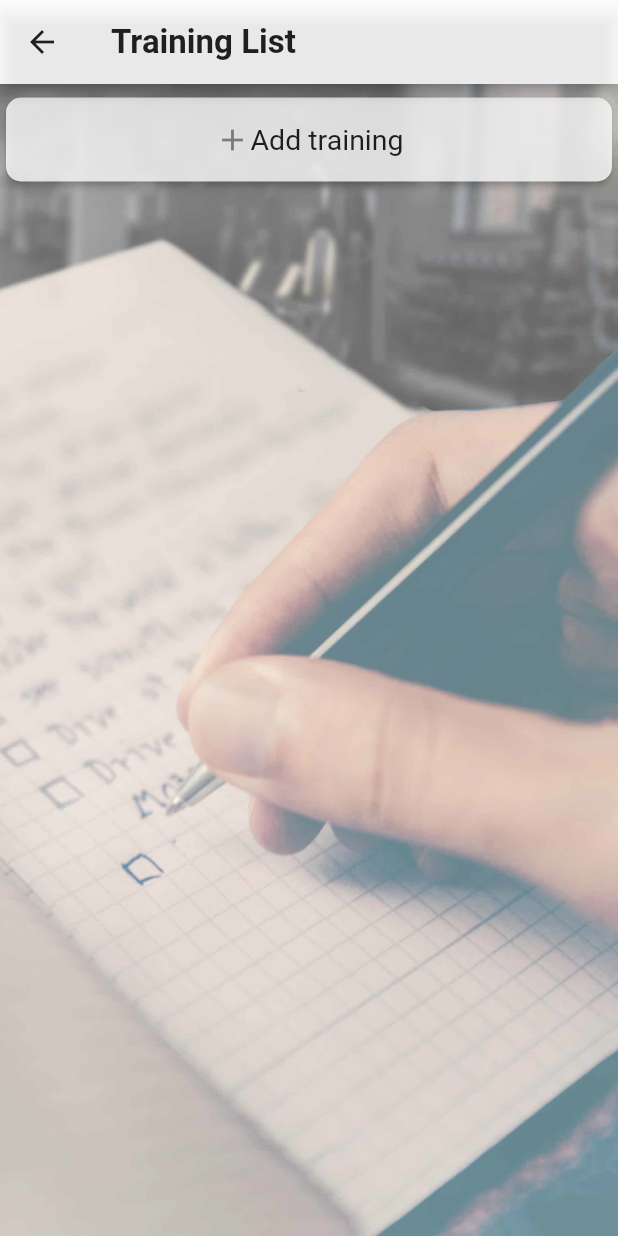
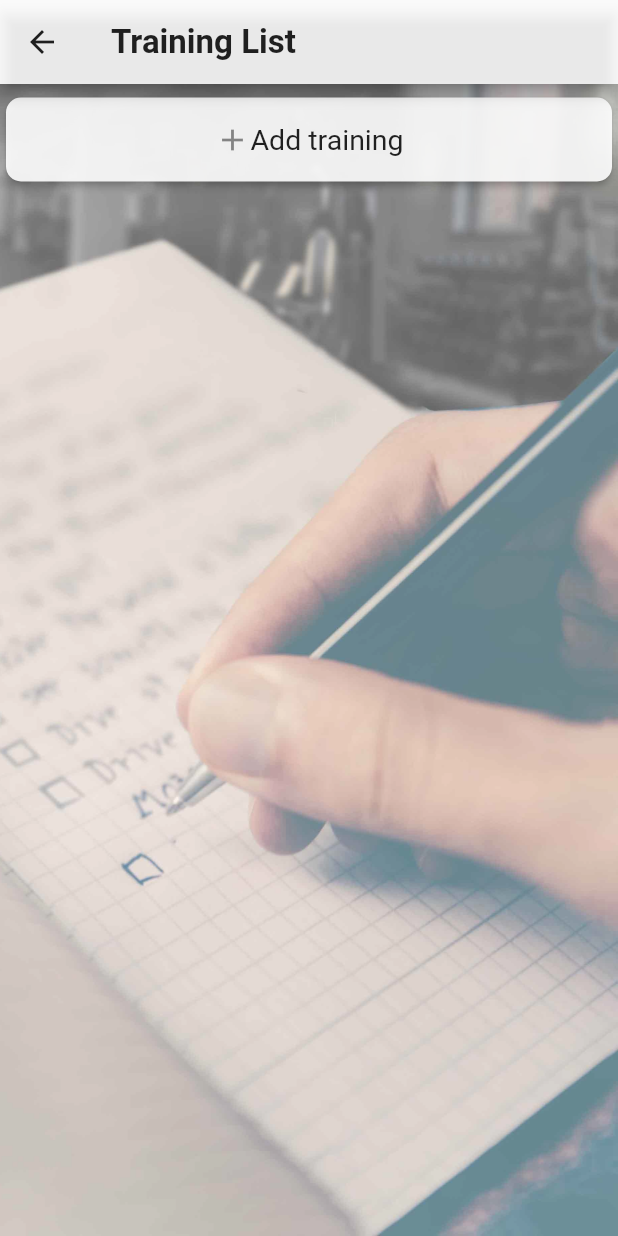
Before and after one commit to vivatNikolay/gym, a Flutter app: the TrainingList screen opened directly, on a phone screen of 412 x 824 dp. Run offline on Flutter 3.47's test engine with Material 2 defaults, Android fonts, the phone set to English and light mode, and no system bars; our stand-ins replace hive, hive_flutter, qr_flutter, syncfusion_flutter_sliders; missing offline and left inert: screen_brightness; accounts and stored records are empty; generated files the repository leaves out were written again; Roboto replaces fonts that are missing (Raleway).

Commit message:
change opacity

```diff
--- a/lib/pages/training_list/training_edit.dart
+++ b/lib/pages/training_list/training_edit.dart
@@ -96,7 +96,7 @@ class _TrainingEditState extends State<TrainingEdit> {
         itemCount: _exercises.length,
         itemBuilder: (_, index) {
           return Card(
-            color: Theme.of(context).primaryColor.withOpacity(0.8),
+            color: Theme.of(context).primaryColor.withOpacity(0.9),
             elevation: 4.0,
             child: ListTile(
               title: Text(_exercises[index].name,
--- a/lib/pages/training_list/training_list.dart
+++ b/lib/pages/training_list/training_list.dart
@@ -81,7 +81,7 @@ class _TrainingListState extends State<TrainingList> {
         itemCount: _trainings.length,
         itemBuilder: (_, index) {
           return Card(
-            color: Theme.of(context).primaryColor.withOpacity(0.8),
+            color: Theme.of(context).primaryColor.withOpacity(0.9),
             elevation: 2.0,
             child: ListTile(
               title: Text('${_trainings[index].name}',
--- a/lib/pages/training_list/widgets/add_button.dart
+++ b/lib/pages/training_list/widgets/add_button.dart
@@ -15,7 +15,7 @@ class AddButton extends StatelessWidget {
   Widget build(BuildContext context) {
     return InkWell(
       child: Card(
-        color: Theme.of(context).primaryColor.withOpacity(0.8),
+        color: Theme.of(context).primaryColor.withOpacity(0.9),
         elevation: 2.0,
         child: ListTile(
           title: Row(
```
